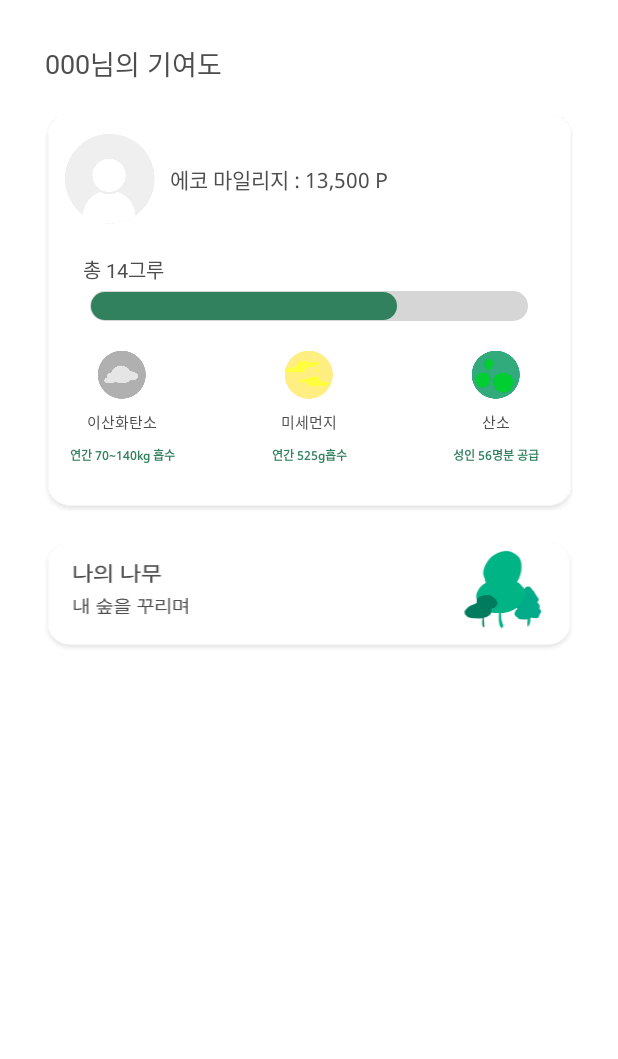
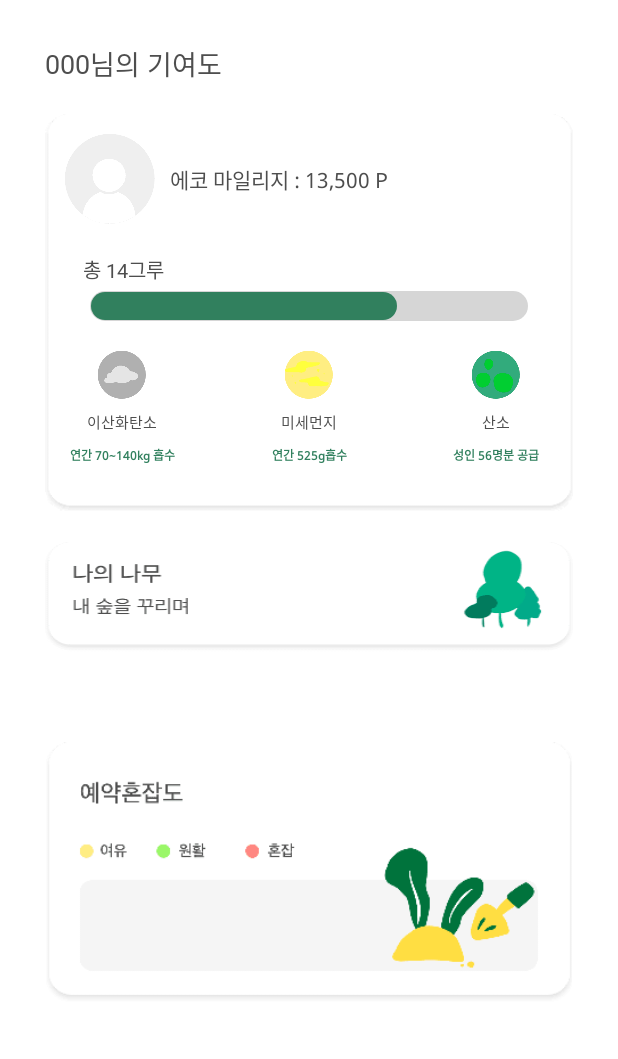
Before and after one commit to ForestMaker/ForestMaker_Android, an Android app: the layout fragment_home.xml on its own in the app's theme, with its tools: preview values and no code run, on a phone screen of 412 x 824 dp, the part 91-1150 px from its top. Run offline under Robolectric (Android 15) with nearby library versions, the phone set to English and light mode, and no system bars.

Commit message:
[MyTreeDetail] Frame으로 버튼 크기 다른거 수정

```diff
--- a/app/src/main/res/layout/fragment_home.xml
+++ b/app/src/main/res/layout/fragment_home.xml
@@ -293,6 +293,26 @@
                 app:layout_constraintStart_toStartOf="parent"
                 app:layout_constraintTop_toBottomOf="@+id/frag_home_btn_mytree" />
 
+            <androidx.constraintlayout.widget.ConstraintLayout
+                android:layout_width="match_parent"
+                android:layout_height="wrap_content"
+                android:layout_marginTop="20dp"
+                android:layout_marginHorizontal="30dp"
+                app:layout_constraintEnd_toEndOf="parent"
+                app:layout_constraintStart_toStartOf="parent"
+                app:layout_constraintTop_toBottomOf="@+id/frag_home_recyclerview">
+
+                <ImageView
+                    android:layout_width="match_parent"
+                    android:layout_height="wrap_content"
+                    android:adjustViewBounds="true"
+                    android:src="@drawable/icon_crowded"
+                    app:layout_constraintBottom_toBottomOf="parent"
+                    app:layout_constraintEnd_toEndOf="parent"
+                    app:layout_constraintStart_toStartOf="parent"
+                    app:layout_constraintTop_toTopOf="parent" />
+
+            </androidx.constraintlayout.widget.ConstraintLayout>
         </androidx.constraintlayout.widget.ConstraintLayout>
 
     </androidx.core.widget.NestedScrollView>
--- a/app/src/main/res/layout/frame_act_mytree_detail_normal.xml
+++ b/app/src/main/res/layout/frame_act_mytree_detail_normal.xml
@@ -37,7 +37,6 @@
         android:layout_width="match_parent"
         android:layout_height="wrap_content"
         android:layout_marginBottom="60dp"
-        android:layout_marginHorizontal="40dp"
         android:layout_gravity="bottom"
         android:orientation="horizontal"
         android:weightSum="2"
--- a/app/src/main/res/layout/frame_mytree_detail_edit.xml
+++ b/app/src/main/res/layout/frame_mytree_detail_edit.xml
@@ -41,7 +41,6 @@
         android:layout_width="match_parent"
         android:layout_height="wrap_content"
         android:layout_gravity="bottom"
-        android:layout_marginHorizontal="40dp"
         android:layout_marginBottom="60dp"
         android:orientation="horizontal"
         android:weightSum="2"
```
